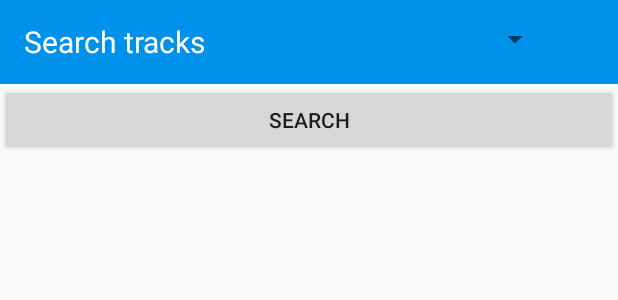
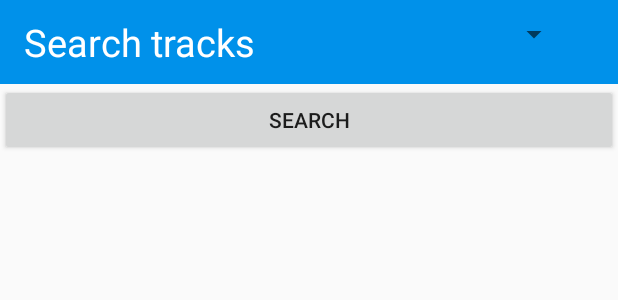
Before and after one commit to DanielOlvera/DiscoveriTunes_0.2, an Android app: the layout activity_search.xml on its own in the app's theme, with its tools: preview values and no code run, on a phone screen of 412 x 824 dp. Shown: the top 300 px of the screen. Run offline under Robolectric (Android 15) with nearby library versions, the phone set to English and light mode, and no system bars.

```diff
--- a/app/src/main/res/layout/activity_search.xml
+++ b/app/src/main/res/layout/activity_search.xml
@@ -21,13 +21,13 @@
                 android:layout_height="wrap_content"
                 android:text="@string/itunes_search"
                 android:textColor="@color/colorWhite"
-                android:textSize="20sp"
-                android:layout_marginRight="50dp"/>
+                android:textSize="25sp"
+                android:layout_marginRight="10dp"/>
             <Spinner
                 android:id="@+id/m_spinnerTbr"
-                android:layout_width="150dp"
+                android:layout_width="200dp"
                 android:layout_height="wrap_content"
-                android:layout_marginLeft="30dp"/>
+                android:gravity="end"/>
         </LinearLayout>
     </android.support.v7.widget.Toolbar>
 
--- a/app/src/main/res/values/strings.xml
+++ b/app/src/main/res/values/strings.xml
@@ -9,7 +9,7 @@
     <string name="trackprice">Track price</string>
     <string name="shortdescriptionkind">Short description</string>
 
-    <array name="entities_array">
+    <string-array name="entities_array">
         <item>movie</item>
         <item>album</item>
         <item>allArtist</item>
@@ -19,5 +19,5 @@
         <item>audiobook</item>
         <item>tvSeason</item>
         <item>allTrack</item>
-    </array>
+    </string-array>
 </resources>
```
Also changed, not shown: app/src/main/java/com/example/daniel/discoveritunes_02/view/SearchActivity.java (+38 -1 lines).
